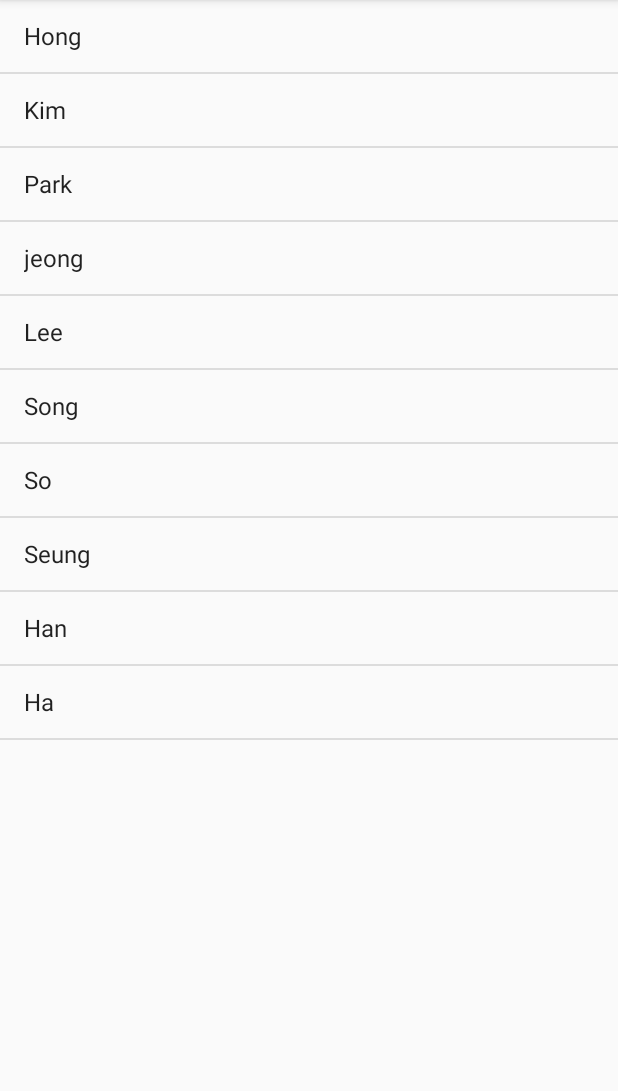
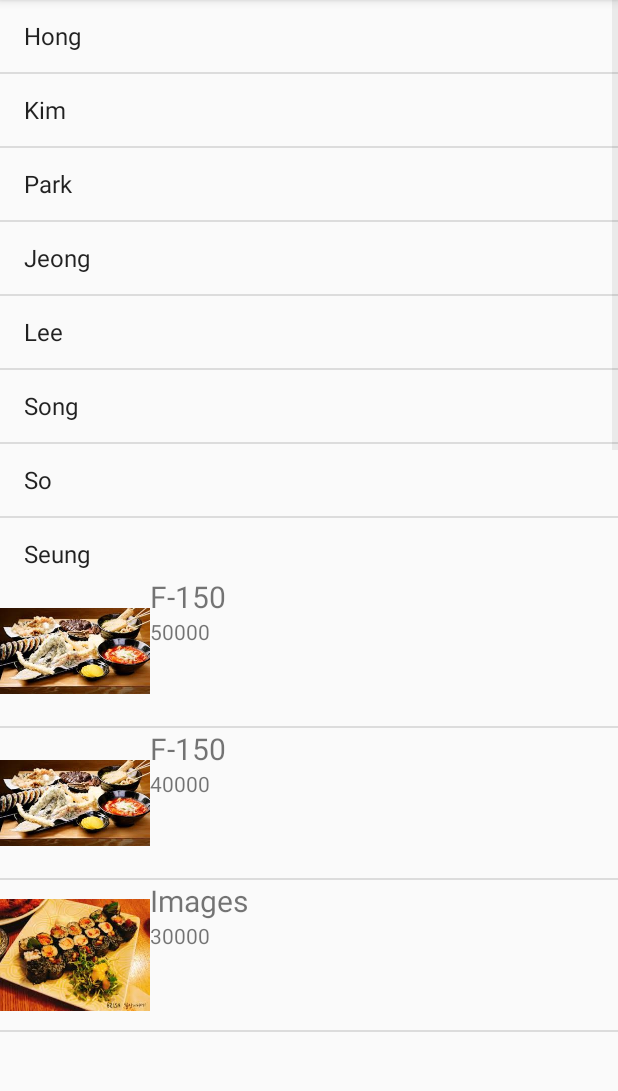
Before and after one commit to soma612/SongdoIotAndroid, an Android app: the ListViewActivity screen opened directly, with no data from a screen before it, on a phone screen of 412 x 824 dp, the part 84-1175 px from its top. Run offline under Robolectric (Android 15) with nearby library versions, the phone set to English and light mode, and no system bars.

Commit message:
리스트뷰 2개

```diff
--- a/app/src/main/java/net/iot/helloworld/ListViewActivity.java
+++ b/app/src/main/java/net/iot/helloworld/ListViewActivity.java
@@ -1,26 +1,80 @@
 package net.iot.helloworld;
 
+import android.content.ClipData;
+import android.content.Context;
 import android.support.v7.app.AppCompatActivity;
 import android.os.Bundle;
+import android.view.LayoutInflater;
+import android.view.View;
+import android.view.ViewGroup;
 import android.widget.ArrayAdapter;
+import android.widget.ImageView;
 import android.widget.ListView;
+import android.widget.TextView;
+
+import java.util.ArrayList;
 
 public class ListViewActivity extends AppCompatActivity {
-
+    class Item {
+        int image; String title; int price;
+        Item(int image, String title, int price) {
+            this.image = image; this.title = title;
+            this.price = price;
+        }
+    }
+    ArrayList<Item> itemList = new ArrayList<Item>();
+    class MyAdapter extends ArrayAdapter {
+        public MyAdapter( Context context) {
+            super(context, R.layout.list_item, itemList);
+        }
+        public View getView(int position, View convertView, ViewGroup parent) {
+            View view = null;
+            if (convertView == null) {
+                LayoutInflater inflater =
+                        (LayoutInflater)getSystemService(Context.LAYOUT_INFLATER_SERVICE);
+                view = inflater.inflate(R.layout.list_item, null);
+            } else {
+                view = convertView;
+            }
+            ImageView imageView = (ImageView)view.findViewById(R.id.image);
+            TextView titleView = (TextView)view.findViewById(R.id.title);
+            TextView priceView = (TextView)view.findViewById(R.id.price);
+            imageView.setImageResource(itemList.get(position).image);
+            titleView.setText(itemList.get(position).title);
+            priceView.setText(itemList.get(position).price+"");
+            return view;
+        }
+    }
+    public void makeCustomListView() {
+        itemList.add(
+                new Item(R.drawable.food01,"F-150",50000));
+        itemList.add(
+                new Item(R.drawable.food01,"F-150",40000));
+        itemList.add(
+                new Item(R.drawable.food02,"Images",30000));
+        MyAdapter myAdapter = new MyAdapter(ListViewActivity.this);
+        ListView listView2 = (ListView)findViewById(R.id.listview2);
+        listView2.setAdapter(myAdapter);
+    }
     @Override
     protected void onCreate(Bundle savedInstanceState) {
         super.onCreate(savedInstanceState);
         setContentView(R.layout.activity_list_view);
 
         String items[] = {
-                "Hong", "Kim", "Park", "jeong", "Lee", "Song", "So", "Seung", "Han", "Ha"
+                "Hong", "Kim", "Park", "Jeong",
+                "Lee", "Song", "So", "Seung",
+                "Han", "Ha"
         };
-
-        ArrayAdapter<String> adapter = new ArrayAdapter<String>
-                (ListViewActivity.this, android.R.layout.simple_list_item_1,items);
-
-        ListView listView = (ListView)findViewById(R.id.listview);
+        ArrayAdapter<String> adapter =
+                new ArrayAdapter<String>(
+                        ListViewActivity.this,
+                        android.R.layout.simple_list_item_1,
+                        items);
+        ListView listView =
+                (ListView)findViewById(R.id.listview);
         listView.setAdapter(adapter);
 
+        makeCustomListView();
     }
 }
--- a/app/src/main/res/layout/activity_list_view.xml
+++ b/app/src/main/res/layout/activity_list_view.xml
@@ -1,14 +1,18 @@
 <?xml version="1.0" encoding="utf-8"?>
-<RelativeLayout xmlns:android="http://schemas.android.com/apk/res/android"
-    xmlns:app="http://schemas.android.com/apk/res-auto"
+<LinearLayout xmlns:android="http://schemas.android.com/apk/res/android"
     xmlns:tools="http://schemas.android.com/tools"
     android:layout_width="match_parent"
     android:layout_height="match_parent"
+    android:orientation="vertical"
     tools:context="net.iot.helloworld.ListViewActivity">
-
     <ListView
         android:id="@+id/listview"
         android:layout_width="match_parent"
-        android:layout_height="match_parent"></ListView>
-
-</RelativeLayout>
+        android:layout_height="0dp"
+        android:layout_weight="50" />
+    <ListView
+        android:id="@+id/listview2"
+        android:layout_width="match_parent"
+        android:layout_height="0dp"
+        android:layout_weight="50" />
+</LinearLayout>
--- /dev/null
+++ b/app/src/main/res/layout/list_item.xml
@@ -0,0 +1,27 @@
+<?xml version="1.0" encoding="utf-8"?>
+<LinearLayout xmlns:android="http://schemas.android.com/apk/res/android"
+    android:layout_width="match_parent"
+    android:layout_height="match_parent"
+    android:orientation="horizontal">
+    <ImageView
+        android:id="@+id/image"
+        android:layout_width="100dp"
+        android:layout_height="100dp"
+        android:src="@drawable/food01" />
+    <LinearLayout
+        android:layout_width="match_parent"
+        android:layout_height="wrap_content"
+        android:orientation="vertical">
+        <TextView
+            android:id="@+id/title"
+            android:layout_width="match_parent"
+            android:layout_height="wrap_content"
+            android:textSize="20sp"
+            android:text="TITLE"/>
+        <TextView
+            android:id="@+id/price"
+            android:layout_width="match_parent"
+            android:layout_height="wrap_content"
+            android:text="PRICE"/>
+    </LinearLayout>
+</LinearLayout>
```
Also changed, not shown: 2 other files.
